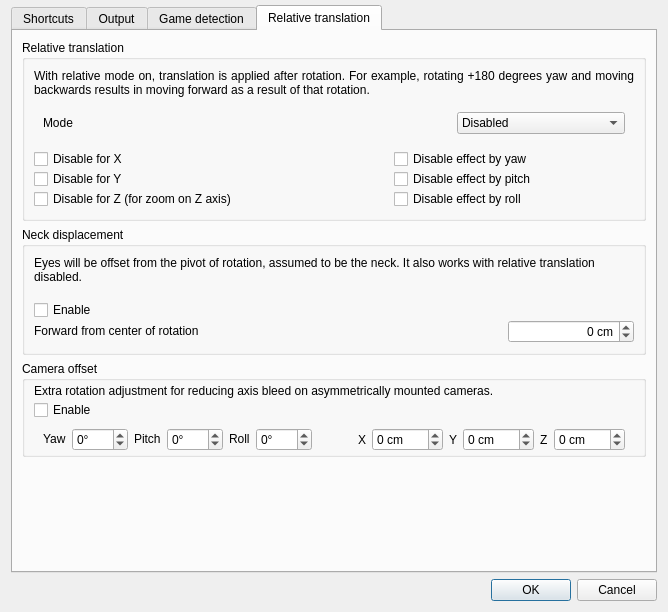
Old version of the form gui/options-dialog.ui in the repository opentrack/opentrack.
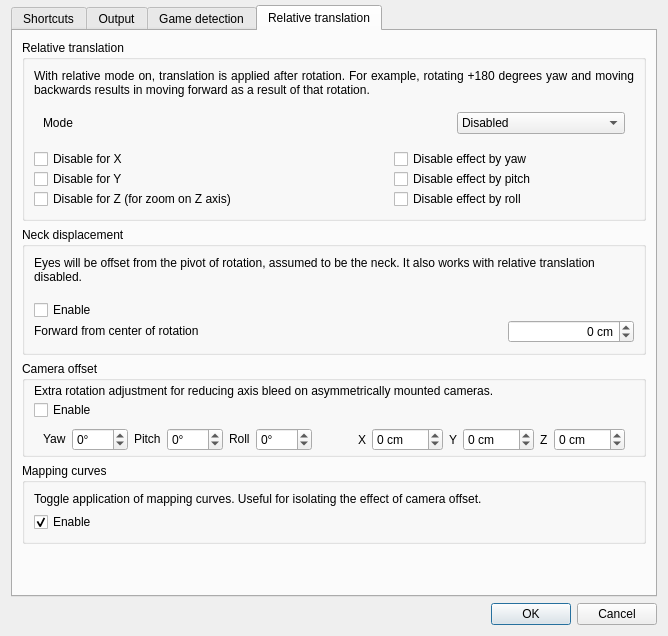
New version of the form. The open tabs and pages were chosen to show the change. Icons and pictures are not drawn. Custom widgets are drawn as their Qt base class.

Commit message: Add option to disable mappings

```diff
--- a/gui/options-dialog.ui
+++ b/gui/options-dialog.ui
@@ -2487,6 +2487,38 @@
          </layout>
         </widget>
        </item>
+       <item>
+        <widget class="QGroupBox" name="groupBox_4">
+         <property name="toolTip">
+          <string/>
+         </property>
+         <property name="title">
+          <string>Mapping curves</string>
+         </property>
+         <layout class="QVBoxLayout" name="verticalLayout_10">
+          <item>
+           <widget class="QLabel" name="label_30">
+            <property name="text">
+             <string>Toggle application of mapping curves. Useful for isolating the effect of camera offset.</string>
+            </property>
+           </widget>
+          </item>
+          <item>
+           <widget class="QCheckBox" name="apply_mapping_curves">
+            <property name="enabled">
+             <bool>true</bool>
+            </property>
+            <property name="text">
+             <string>Enable</string>
+            </property>
+            <property name="checked">
+             <bool>true</bool>
+            </property>
+           </widget>
+          </item>
+         </layout>
+        </widget>
+       </item>
        <item>
         <spacer name="verticalSpacer">
          <property name="orientation">
```
The commit also changes 8 other files.
